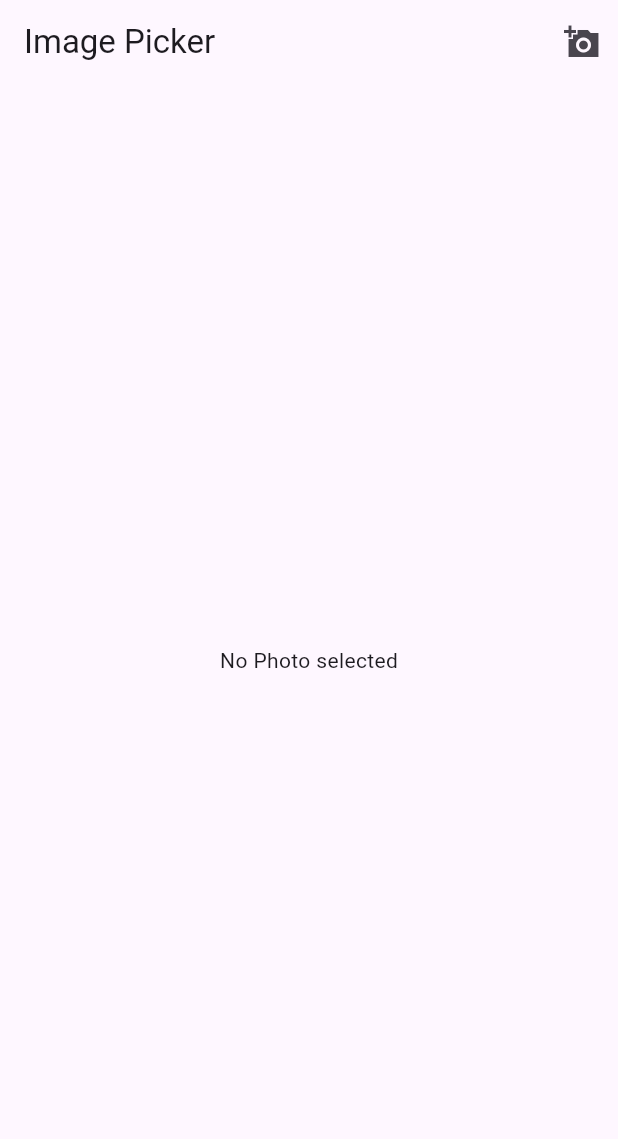
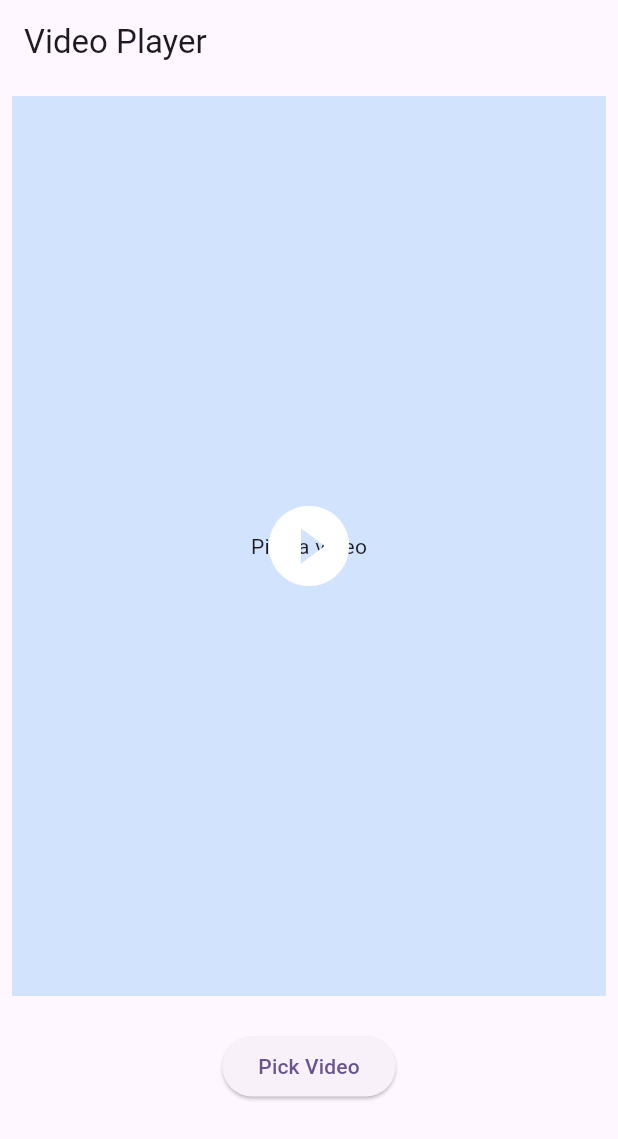
Before and after one commit to skyyygal/flutter-widgets, a Flutter app: the screen it shows after launch, on a phone screen of 412 x 824 dp. Shown: the top 1139 px of the screen. Run offline on Flutter 3.47's test engine with Material 3 defaults, Android fonts, the light colour scheme and no system bars; our stand-ins replace flutter_riverpod, image_picker, video_player.

Commit message:
Upload video from the gallery and play the video

```diff
--- a/lib/main.dart
+++ b/lib/main.dart
@@ -1,5 +1,5 @@
 import 'package:flutter/material.dart';
-import 'package:understanding_widgets/imagePicker/image_picker_screen.dart';
+import 'package:understanding_widgets/video%20player/video_player_screen.dart';
 
 void main() {
   runApp(
@@ -20,7 +20,7 @@ class MyApp extends StatelessWidget {
       theme: ThemeData(
         colorScheme: ColorScheme.fromSeed(seedColor: Colors.deepPurple),
       ),
-      home: ImagePickerScreen(),
+      home: VideoPlayerScreens(),
     );
   }
 }
--- /dev/null
+++ b/lib/video player/video_player_screen.dart
@@ -0,0 +1,123 @@
+import 'dart:io';
+
+import 'package:flutter/material.dart';
+import 'package:image_picker/image_picker.dart';
+import 'package:video_player/video_player.dart';
+
+class VideoPlayerScreens extends StatefulWidget {
+  const VideoPlayerScreens({super.key});
+
+  @override
+  State<VideoPlayerScreens> createState() => _VideoPlayerScreensState();
+}
+
+class _VideoPlayerScreensState extends State<VideoPlayerScreens> {
+  VideoPlayerController? videoPlayerController;
+  final ImagePicker? picker = ImagePicker();
+  bool isPickedActive = false;
+  bool showPlayIcon = true;
+
+  //Method to pick ka video
+  Future<void> pickVideo() async {
+    setState(() {
+      isPickedActive = false;
+    });
+    try {
+      final XFile? video = await picker!.pickVideo(source: ImageSource.gallery);
+
+      if (video != null) {
+        videoPlayerController?.dispose();
+        videoPlayerController = VideoPlayerController.file(File(video.path))
+          ..initialize().then((_) {
+            setState(() {
+              videoPlayerController!.pause();
+              showPlayIcon = true;
+            });
+          });
+      }
+    } catch (e) {
+      debugPrint('Error: $e');
+    } finally {
+      setState(() {
+        isPickedActive = false;
+      });
+    }
+  }
+
+  void togglePlayPause() {
+    if (videoPlayerController != null &&
+        videoPlayerController!.value.isInitialized) {
+      setState(() {
+        if (videoPlayerController!.value.isPlaying) {
+          videoPlayerController!.play();
+          showPlayIcon = false;
+        } else {
+          videoPlayerController!.play();
+          showPlayIcon = false;
+        }
+      });
+    }
+  }
+
+  @override
+  void dispose() {
+    videoPlayerController?.dispose();
+    super.dispose();
+  }
+
+  @override
+  Widget build(BuildContext context) {
+    return Scaffold(
+      appBar: AppBar(title: Text("Video Player")),
+      body: Column(
+        children: [
+          Padding(
+            padding: const EdgeInsets.all(8.0),
+            child: Stack(
+              alignment: Alignment.center,
+              children: [
+                Container(
+                  width: 700,
+                  height: 600,
+                  decoration: BoxDecoration(
+                    color: Colors.blue.withOpacity(0.2),
+                  ),
+                  child:
+                      videoPlayerController != null &&
+                          videoPlayerController!.value.isInitialized
+                      ? AspectRatio(
+                          aspectRatio: videoPlayerController!.value.aspectRatio,
+                          child: VideoPlayer(videoPlayerController!),
+                        )
+                      : Center(child: Text("Pick a video")),
+                ),
+                if (showPlayIcon)
+                  GestureDetector(
+                    onTap: togglePlayPause,
+                    child: const Icon(
+                      Icons.play_circle_fill,
+                      size: 64,
+                      color: Colors.white,
+                    ),
+                  ),
+              ],
+            ),
+          ),
+          SizedBox(height: 15),
+
+          ElevatedButton(
+            onPressed: () {
+              pickVideo();
+            },
+            style: ElevatedButton.styleFrom(
+              shape: RoundedRectangleBorder(
+                borderRadius: BorderRadiusGeometry.circular(20),
+              ),
+            ),
+            child: Text("Pick Video"),
+          ),
+        ],
+      ),
+    );
+  }
+}
--- a/pubspec.yaml
+++ b/pubspec.yaml
@@ -37,6 +37,7 @@ dependencies:
   intl: ^0.20.2
   flutter_riverpod: ^2.6.1
   image_picker: ^1.1.2
+  video_player: ^2.10.0
 
 dev_dependencies:
   flutter_test:
```
Also changed, not shown: pubspec.lock, 1 other file.
